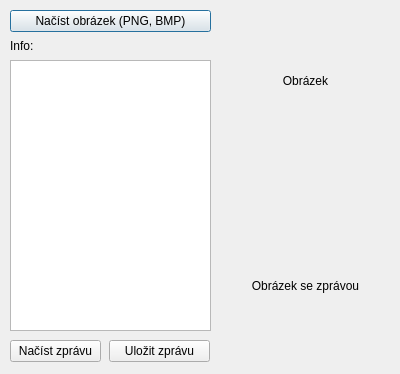
This is dialog.ui in FAIKRYHB/Steganografie as Qt 5 draws it before an edit. The edited form follows.
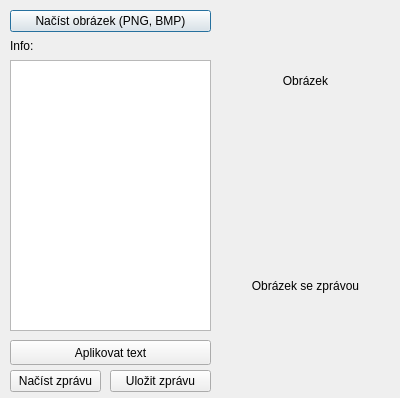
This is the edited form.

Commit message: Load source image and save it with message by ui

```diff
--- a/dialog.ui
+++ b/dialog.ui
@@ -7,7 +7,7 @@
     <x>0</x>
     <y>0</y>
     <width>400</width>
-    <height>374</height>
+    <height>398</height>
    </rect>
   </property>
   <property name="windowTitle">
@@ -72,7 +72,7 @@
    <property name="geometry">
     <rect>
      <x>10</x>
-     <y>340</y>
+     <y>370</y>
      <width>91</width>
      <height>22</height>
     </rect>
@@ -84,8 +84,8 @@
   <widget class="QPushButton" name="saveButton">
    <property name="geometry">
     <rect>
-     <x>109</x>
-     <y>340</y>
+     <x>110</x>
+     <y>370</y>
      <width>101</width>
      <height>22</height>
     </rect>
@@ -94,7 +94,7 @@
     <string>Uložit zprávu</string>
    </property>
   </widget>
-  <widget class="QWidget" name="">
+  <widget class="QWidget" name="layoutWidget">
    <property name="geometry">
     <rect>
      <x>10</x>
@@ -123,6 +123,19 @@
     </item>
    </layout>
   </widget>
+  <widget class="QPushButton" name="applyButton">
+   <property name="geometry">
+    <rect>
+     <x>10</x>
+     <y>340</y>
+     <width>201</width>
+     <height>25</height>
+    </rect>
+   </property>
+   <property name="text">
+    <string>Aplikovat text</string>
+   </property>
+  </widget>
  </widget>
  <resources/>
  <connections/>
```
The commit also changes 2 other files.
